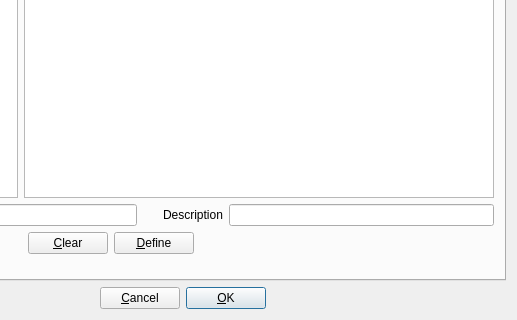
Old version of the form src/gui/src/PreferencesDialog/PreferencesDialog_UI.ui in the repository hydrogen-music/hydrogen; both pictures show x 152 to 669 and y 315 to 635 of the 669 by 635 pixel window.
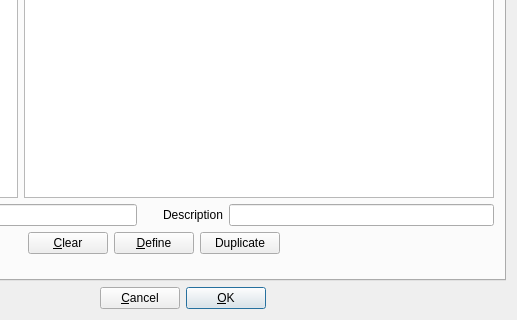
New version of the form. The open tabs and pages were chosen to show the change. Custom widgets are drawn as their Qt base class.

What changed in the file:
```diff
--- a/src/gui/src/PreferencesDialog/PreferencesDialog_UI.ui
+++ b/src/gui/src/PreferencesDialog/PreferencesDialog_UI.ui
@@ -1926,6 +1926,16 @@
             </property>
            </widget>
           </item>
+          <item>
+           <widget class="QPushButton" name="duplicateActionsButton">
+            <property name="toolTip">
+             <string>Add additional rows for the select actions to allow them to be bound to further shortcuts</string>
+            </property>
+            <property name="text">
+             <string>Duplicate</string>
+            </property>
+           </widget>
+          </item>
           <item>
            <spacer name="spacer2">
             <property name="orientation">
```
Left out of the diff: 8 changed lines with no effect on the pictures.
